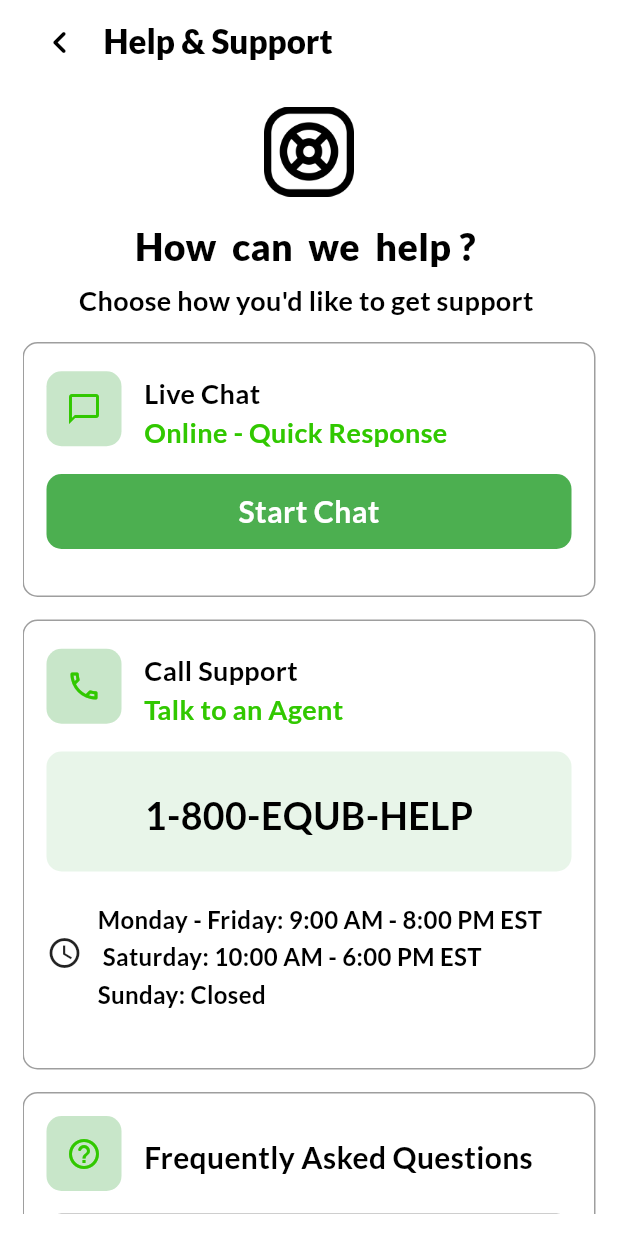
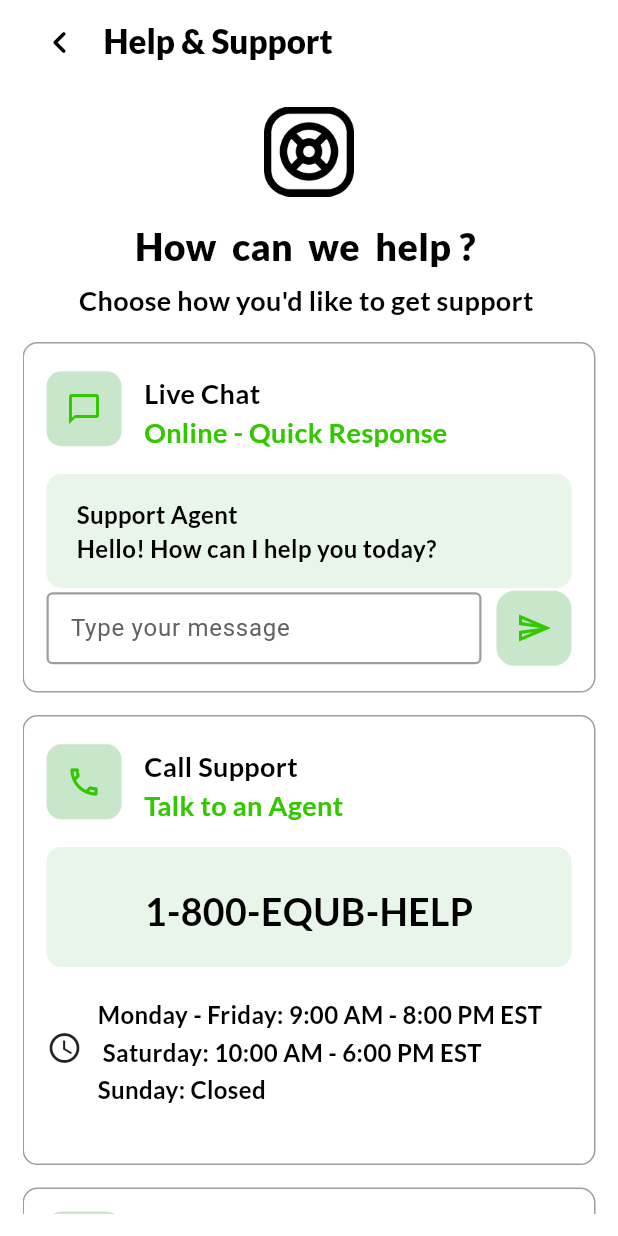
Before and after one commit to Yado-D/EKUB-APP, a Flutter app: the HelpPage screen opened directly, after a tap on "Start Chat", on a phone screen of 412 x 824 dp. Run offline on Flutter 3.47's test engine with Material 3 defaults, Android fonts, the light colour scheme and no system bars; our stand-ins replace bloc, dots_indicator, dotted_border, flutter_bloc, flutter_fortune_wheel, flutter_screenutil and 8 more.

Commit message:
modifie some pages

```diff
--- a/lib/features/profile/presentaion/pages/help/help_widgets/help_widget_page.dart
+++ b/lib/features/profile/presentaion/pages/help/help_widgets/help_widget_page.dart
@@ -90,16 +90,19 @@ Widget reusableSliceContainer() {
 Widget liveChatContainer({
   required BuildContext context,
   required VoidCallback onChatStart,
+  required bool isClicked,
 }) {
-  return Container(
+  return ConstrainedBox(
+    constraints: BoxConstraints(minHeight: 170, maxHeight: 300),
+    child: Container(
       padding: EdgeInsets.all(15),
-    height: 170,
       width: double.infinity,
       decoration: BoxDecoration(
         borderRadius: BorderRadius.circular(10),
         border: Border.all(color: Colors.grey),
       ),
       child: Column(
+        mainAxisSize: MainAxisSize.min,
         children: [
           Row(
             children: [
@@ -144,7 +147,8 @@ Widget liveChatContainer({
           SizedBox(
             height: 15,
           ),
-        InkWell(
+          !isClicked
+              ? InkWell(
                   onTap: onChatStart,
                   child: Container(
                     height: 50,
@@ -164,6 +168,77 @@ Widget liveChatContainer({
                       ),
                     ),
                   ),
+                )
+              : LiveChatBox(context),
+        ],
+      ),
+    ),
+  );
+}
+
+Widget LiveChatBox(BuildContext context) {
+  return Container(
+    child: Column(
+      children: [
+        Container(
+          padding: EdgeInsets.all(15),
+          width: double.infinity,
+          decoration: BoxDecoration(
+            borderRadius: BorderRadius.circular(10),
+            // border: Border.all(color: Colors.grey),
+            color: Colors.green.shade50,
+          ),
+          child: Column(
+            crossAxisAlignment: CrossAxisAlignment.start,
+            children: [
+              ReusableText(
+                FromTop: 0,
+                FromBottom: 0,
+                TextString: "Support Agent",
+                FontSize: 16,
+                TextFontWeight: FontWeight.w700,
+                TextColor: ColorCollections.TeritiaryColor,
+              ),
+              ReusableText(
+                FromTop: 0,
+                FromBottom: 0,
+                TextString: "Hello! How can I help you today?",
+                FontSize: 16,
+                TextFontWeight: FontWeight.w700,
+                TextColor: ColorCollections.TeritiaryColor,
+              ),
+            ],
+          ),
+        ),
+        Row(
+          children: [
+            Expanded(
+              child: reusableTextField(
+                context: context,
+                hintText: "Type your message",
+                textType: 'message',
+                onChanged: (onChanged) {},
+              ),
+            ),
+            SizedBox(
+              width: 10,
+            ),
+            InkWell(
+              onTap: () {},
+              child: Container(
+                height: 50,
+                width: 50,
+                decoration: BoxDecoration(
+                  borderRadius: BorderRadius.circular(12),
+                  color: Colors.green.shade100,
+                ),
+                child: Icon(
+                  Icons.send_outlined,
+                  color: ColorCollections.GreenColor,
+                ),
+              ),
+            ),
+          ],
         )
       ],
     ),
@@ -371,22 +446,26 @@ Widget faqWidget(BuildContext context) {
             const SizedBox(height: 15),
             helpFaqExpansionTile(
               title: "What is EQUB and how does it work?",
-              subTitle: "EQUB is a traditional rotating savings group...",
+              subTitle:
+                  "EQUB is a traditional rotating savings group where members contribute a fixed amount regularly. Each period, one member receives the total pot through a fair selection process.",
             ),
             const SizedBox(height: 10),
             helpFaqExpansionTile(
               title: "How is the winner selected each week?",
-              subTitle: "Winners are selected through our digital wheel...",
+              subTitle:
+                  "Winners are selected through our digital wheel of chance system, ensuring a fair and transparent process for all members.",
             ),
             const SizedBox(height: 10),
             helpFaqExpansionTile(
               title: "What happens if someone misses a payment?",
-              subTitle: "Members who miss payments may be subject...",
+              subTitle:
+                  "Members who miss payments may be subject to penalties and may lose their eligibility for the next draw. We encourage consistent participation.",
             ),
             const SizedBox(height: 10),
             helpFaqExpansionTile(
               title: "Is my money safe in EQUB?",
-              subTitle: "Yes, we use bank-grade security and encryption...",
+              subTitle:
+                  "Yes, we use bank-grade security and encryption. All transactions are protected and funds are held in secure escrow accounts.",
             ),
           ],
         ),
--- a/lib/features/profile/presentaion/pages/help/pages/help_page.dart
+++ b/lib/features/profile/presentaion/pages/help/pages/help_page.dart
@@ -13,7 +13,7 @@ class HelpPage extends StatefulWidget {
 
 class _HelpPageState extends State<HelpPage> {
   DropdownOptions? selectedValue;
-
+  bool isLiveChatActive =false;
   @override
   Widget build(BuildContext context) {
     return Scaffold(
@@ -48,8 +48,11 @@ class _HelpPageState extends State<HelpPage> {
                 ),
                 liveChatContainer(
                   context: context,
+                  isClicked: isLiveChatActive,
                   onChatStart: () {
-
+                    setState(() {
+                      isLiveChatActive=true;
+                    });
                   },
                 ),
                 SizedBox(
```
Lines whose indentation alone changed are shown as unchanged.
